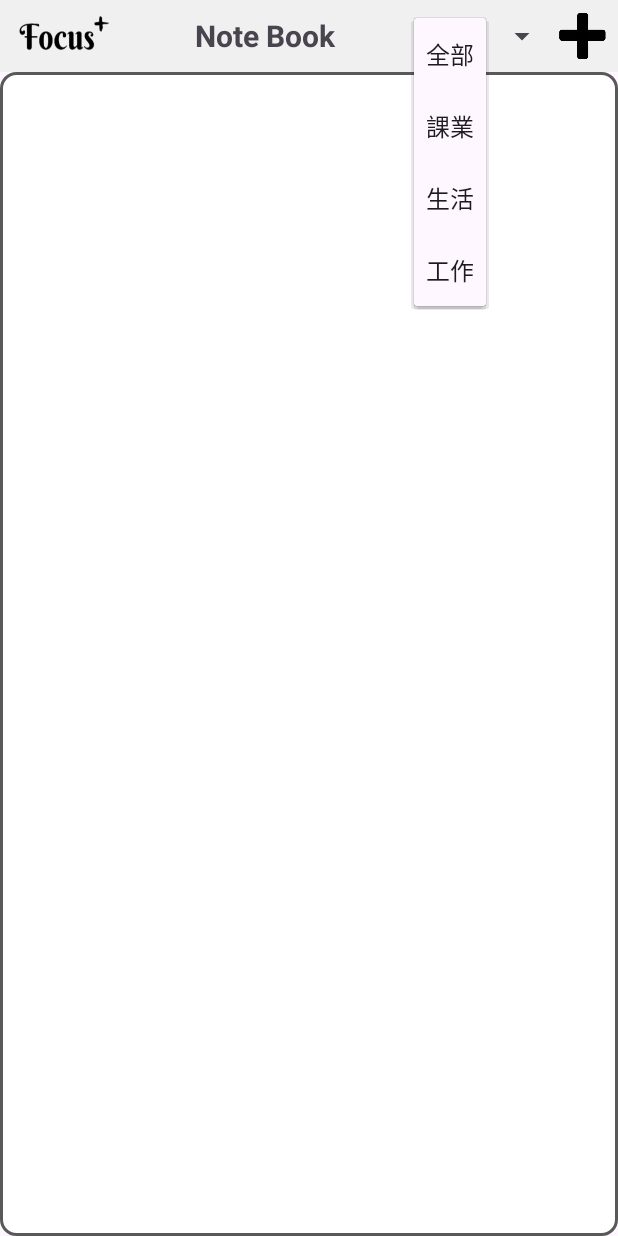
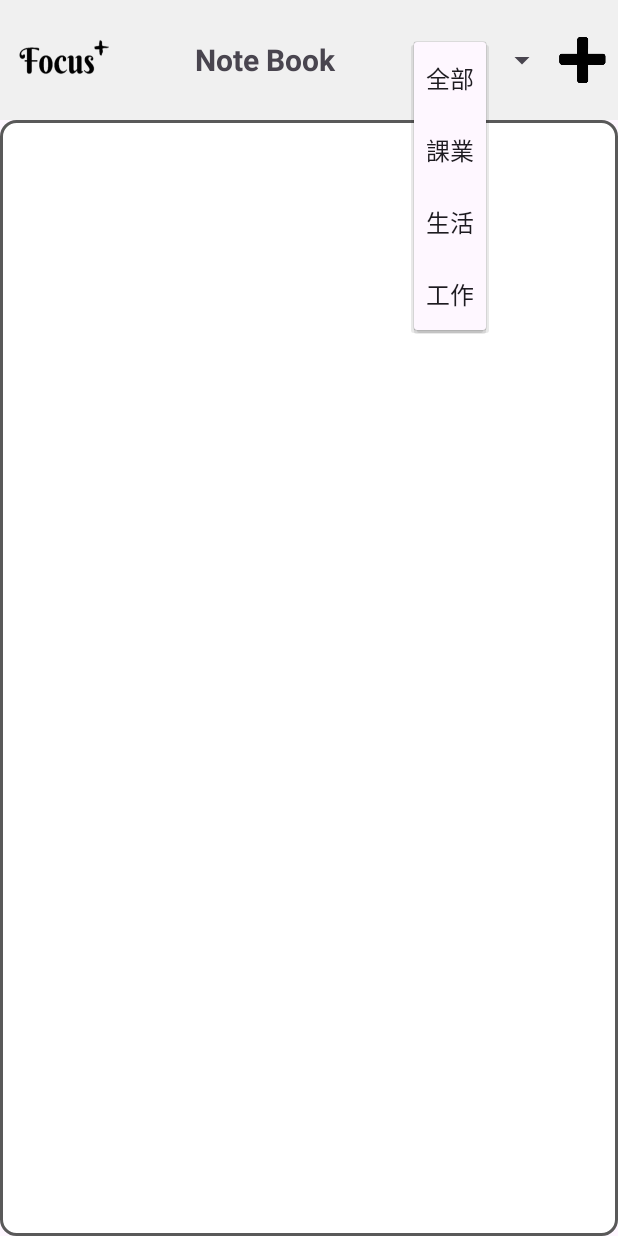
Before and after one commit to joejo04363108/Focus_plus, an Android app: the Notes screen opened directly, with no data from a screen before it, after a tap on "全部", on a phone screen of 412 x 824 dp. Run offline under Robolectric (Android 15) with nearby library versions, the light colour scheme and no system bars.

Commit message:
mark03.1

```diff
--- a/app/src/main/res/layout/activity_main.xml
+++ b/app/src/main/res/layout/activity_main.xml
@@ -5,6 +5,9 @@
     android:id="@+id/main"
     android:layout_width="match_parent"
     android:layout_height="match_parent"
+    android:background="@color/white"
+    android:backgroundTint="@color/white"
+    android:visibility="visible"
     tools:context=".MainActivity">
 
 
--- a/app/src/main/res/layout/activity_notes.xml
+++ b/app/src/main/res/layout/activity_notes.xml
@@ -8,11 +8,11 @@
     <LinearLayout
         android:id="@+id/top_bar"
         android:layout_width="match_parent"
-        android:layout_height="wrap_content"
+        android:layout_height="80dp"
+        android:background="#F0F0F0"
+        android:gravity="center_vertical"
         android:orientation="horizontal"
-        android:padding="8dp"
-        android:background="#F0F0F0"
-        android:gravity="center_vertical">
+        android:padding="8dp">
 
         <!-- 返回鍵 -->
         <ImageButton
@@ -28,10 +28,10 @@
             android:layout_width="0dp"
             android:layout_height="wrap_content"
             android:layout_weight="1"
+            android:gravity="center"
             android:text="Note Book"
             android:textSize="20sp"
-            android:textStyle="bold"
-            android:gravity="center" />
+            android:textStyle="bold" />
 
         <!-- 篩選鍵 -->
         <Spinner
--- a/app/src/main/res/values/themes.xml
+++ b/app/src/main/res/values/themes.xml
@@ -2,7 +2,8 @@
     <!-- Base application theme. -->
     <style name="Base.Theme.Focus_plus" parent="Theme.Material3.DayNight.NoActionBar">
         <!-- Customize your light theme here. -->
-        <!-- <item name="colorPrimary">@color/my_light_primary</item> -->
+        <item name="android:statusBarColor">@android:color/transparent</item> <!-- 狀態欄透明 -->
+        <item name="android:windowLightStatusBar">true</item> <!-- 狀態欄文字顯示深色 -->
     </style>
 
     <style name="Theme.Focus_plus" parent="Base.Theme.Focus_plus" />
```
Also changed, not shown: app/src/main/res/layout/note_item.xml (+10 -11 lines).
